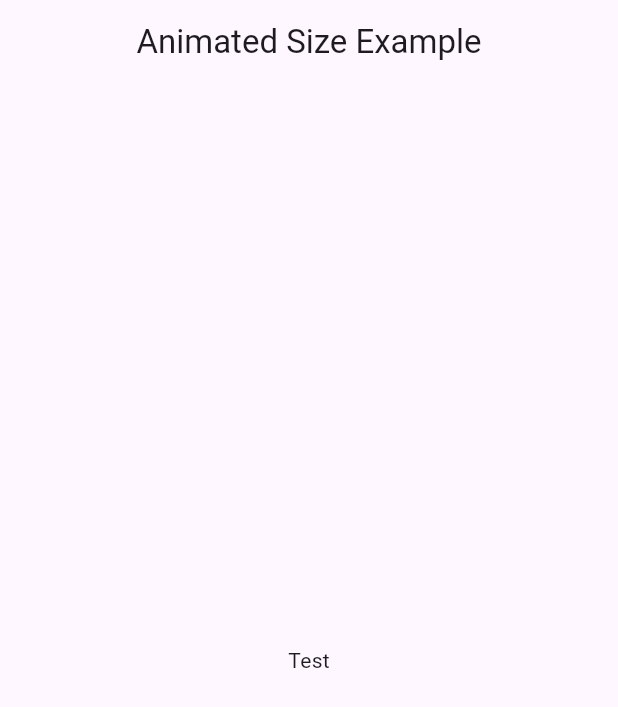
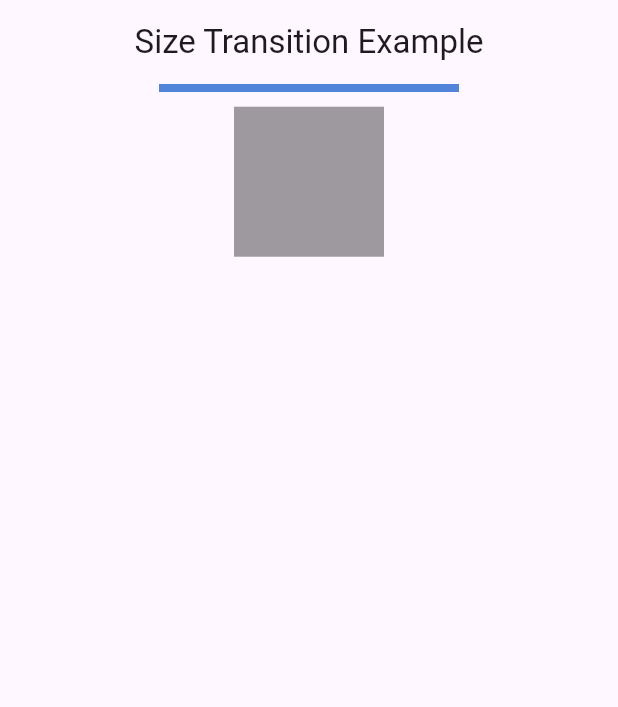
Before and after one commit to vladoja/flutter_animation_examples, a Flutter app: the AnimatedSizeExample screen opened directly, on a phone screen of 412 x 824 dp. Shown: the top 707 px of the screen. Run offline on Flutter 3.47's test engine with Material 2 defaults, Android fonts, the phone set to English and light mode, and no system bars.

Commit message:
SizedTransition

```diff
--- a/lib/size_transition/main.dart
+++ b/lib/size_transition/main.dart
@@ -10,7 +10,10 @@ class MyApp extends StatelessWidget {
   @override
   Widget build(BuildContext context) {
     return MaterialApp(
-      theme: ThemeData(primarySwatch: Colors.blue),
+      theme: ThemeData(
+        primarySwatch: Colors.blue,
+        scaffoldBackgroundColor: const Color.fromARGB(255, 154, 199, 221),
+      ),
       home: const AnimatedSizeExample(),
     );
   }
@@ -23,16 +26,61 @@ class AnimatedSizeExample extends StatefulWidget {
   State<AnimatedSizeExample> createState() => _AnimatedSizeExampleState();
 }
 
-class _AnimatedSizeExampleState extends State<AnimatedSizeExample> {
+class _AnimatedSizeExampleState extends State<AnimatedSizeExample>
+    with TickerProviderStateMixin {
+  late final AnimationController _controller;
+  late final Animation<double> _animation;
+
+  @override
+  void initState() {
+    super.initState();
+    _controller = AnimationController(
+        vsync: this, duration: const Duration(milliseconds: 1000))
+      ..forward()
+      ..repeat(reverse: true);
+    _animation =
+        CurvedAnimation(parent: _controller, curve: Curves.fastOutSlowIn);
+  }
+
+  @override
+  void dispose() {
+    _controller.dispose();
+    super.dispose();
+  }
+
   @override
   Widget build(BuildContext context) {
     return Scaffold(
       appBar: AppBar(
-        title: Text('Animated Size Example'),
+        title: const Text('Size Transition Example'),
         centerTitle: true,
       ),
       body: Center(
-        child: const Text('Test'),
+        child: Column(
+          crossAxisAlignment: CrossAxisAlignment.center,
+          children: [
+            SizeTransition(
+              sizeFactor: _animation,
+              axis: Axis.vertical,
+              axisAlignment: 0,
+              child: Center(
+                child: Container(
+                  width: 200,
+                  height: 200,
+                  color: Color.fromARGB(255, 82, 132, 220),
+                ),
+              ),
+            ),
+            SizedBox(
+              height: 10,
+            ),
+            Container(
+              height: 100,
+              width: 100,
+              color: Colors.black38,
+            ),
+          ],
+        ),
       ),
     );
   }
```
